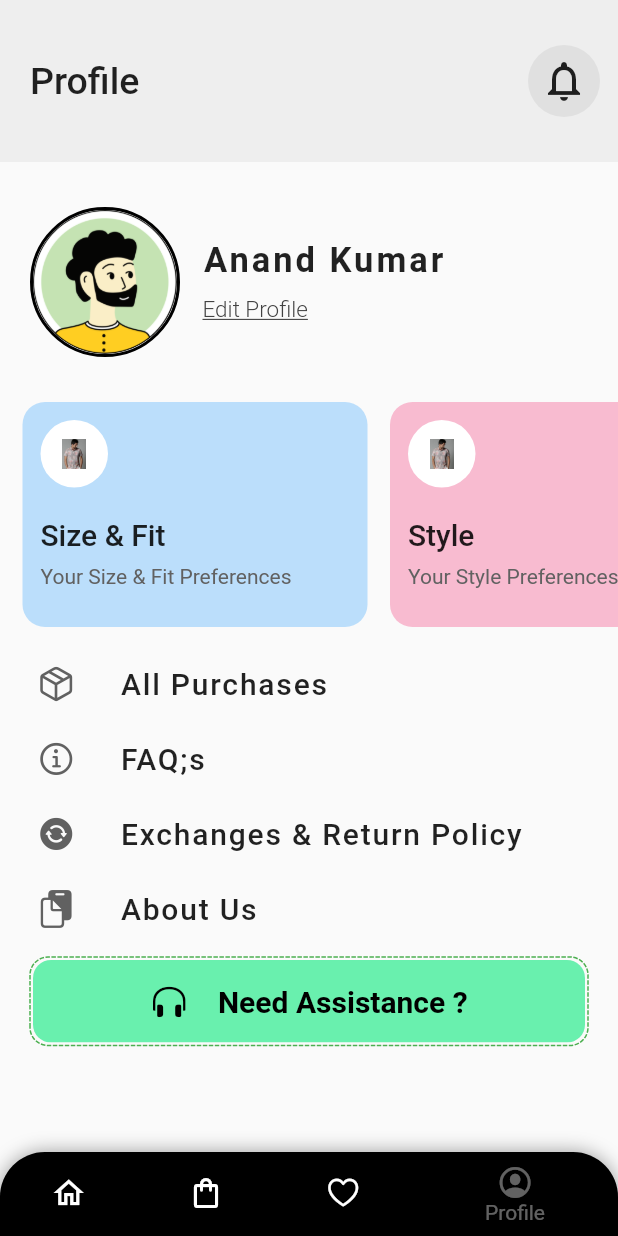
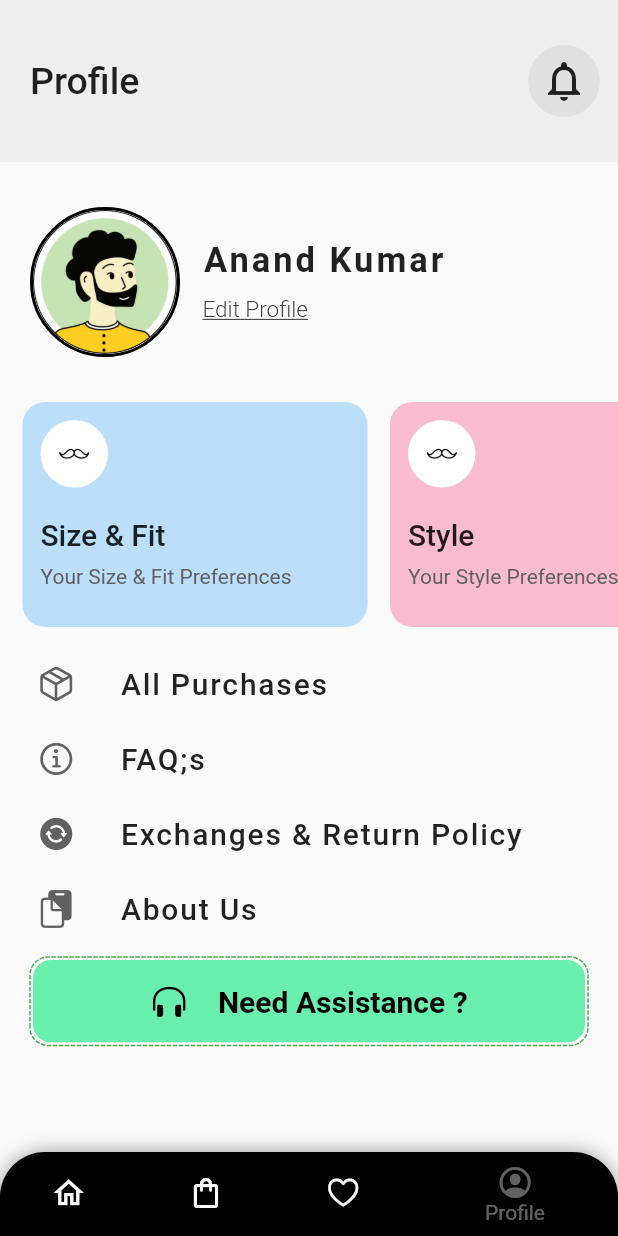
Before and after one commit to M-A-D-A-R-A/task_cart, a Flutter app: the screen it shows after launch, item 4 of the bottom bar chosen, on a phone screen of 412 x 824 dp. Run offline on Flutter 3.47's test engine with Material 2 defaults, Android fonts, the light colour scheme and no system bars; drawn by our look-alikes of dotted_border; our stand-ins replace flutter_bloc.

Commit message:
minoi fix

```diff
--- a/lib/presentation/screens/Profile/Profiles.dart
+++ b/lib/presentation/screens/Profile/Profiles.dart
@@ -160,11 +160,11 @@ class _ProfileState extends State<Profile> {
           child: ListView(
             scrollDirection: Axis.horizontal,
             children: [
-              _suggCards('assets/images/boy.png', 'Size & Fit',
+              _suggCards('assets/images/beard.png', 'Size & Fit',
                   'Your Size & Fit Preferences', Colors.blue[100]),
-              _suggCards('assets/images/boy.png', 'Style',
+              _suggCards('assets/images/beard.png', 'Style',
                   'Your Style Preferences', Colors.pink[100]),
-              _suggCards('assets/images/boy.png', 'Closet',
+              _suggCards('assets/images/hanger.png', 'Closet',
                   'Your Closet', Colors.brown[100]),
             ],
           ),
```
